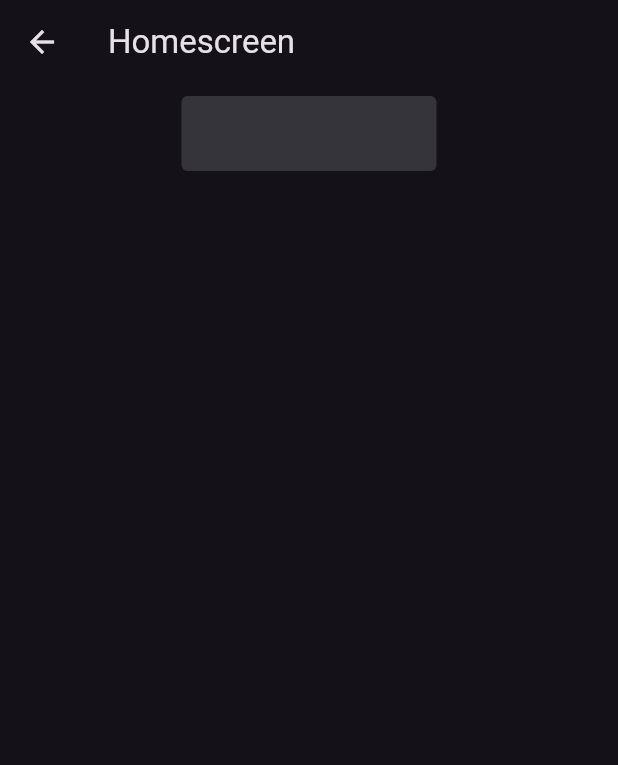
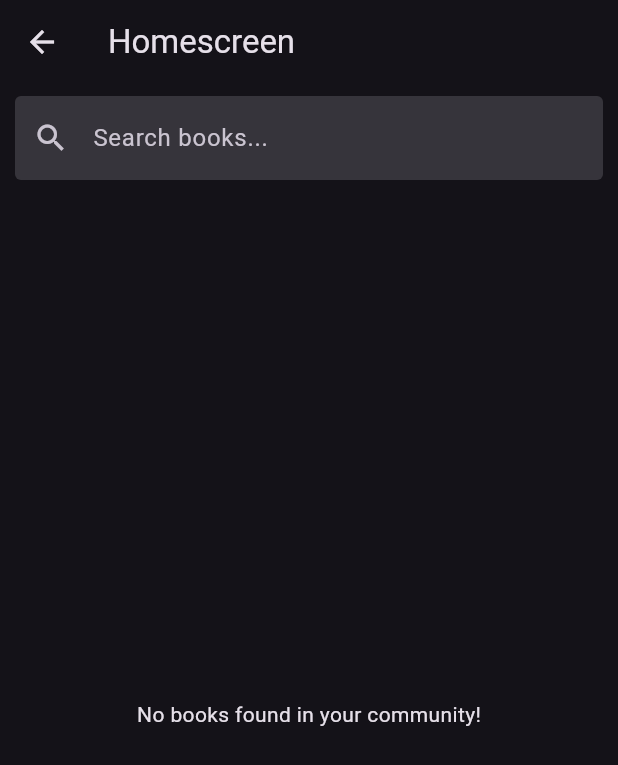
Before and after one commit to VipinayanGit/borrow_booksy, a Flutter app: the Homescreen screen opened directly, on a phone screen of 412 x 824 dp. Shown: the top 765 px of the screen. Run offline on Flutter 3.47's test engine with Material 3 defaults, Android fonts, the phone set to English and light mode, and no system bars; our stand-ins replace cloud_firestore, file_picker, firebase_auth, firebase_core, image_picker, shared_preferences; missing offline and left inert: googleapis; accounts and stored records are empty.

Commit message:
homescreen fixed

```diff
--- a/lib/Screens/homescreen.dart
+++ b/lib/Screens/homescreen.dart
@@ -1,4 +1,6 @@
+import 'package:cloud_firestore/cloud_firestore.dart';
 import 'package:flutter/material.dart';
+import 'package:shared_preferences/shared_preferences.dart';
 
 class Homescreen extends StatefulWidget {
 
@@ -9,31 +11,190 @@ class Homescreen extends StatefulWidget {
 class _HomescreenState extends State<Homescreen> {
 
 @override
+void initState(){
+    super.initState();
+
+    _loaduserData();
+
+  }
+ String? selectedGenre;
+  String?CustomUid;
+  String?Cid;
+  String? UserType;
+  Map<String, dynamic>? userData;
+
+
+
+  Future<void>_loaduserData()async{
+    print("Loading user data from SharedPreferences...");
+    SharedPreferences prefs=await SharedPreferences.getInstance();
+    String? storeduserid=prefs.getString('userId');
+    String? storedcommunityid=prefs.getString('communityId');
+    bool isAdmin=prefs.getBool('isadmin')??false;
+
+    print("Stored User ID: $storeduserid");
+    print("Stored Community ID: $storedcommunityid");
+    print("Is Admin: $isAdmin");
+
+
+    if(storeduserid!=null&&storedcommunityid!=null){
+      setState(() {
+        CustomUid=storeduserid;
+        Cid=storedcommunityid;
+        UserType=isAdmin?'admins':'users';
+
+      });
+      print("Cid updated: $Cid");
+
+
+
+    }
+    else{
+      print("Error: User ID or Community ID is null.");
+    }
+  }
+   Future<List<Map<String, dynamic>>> fetchBooksFromFirestore() async {
+    if (Cid == null) {
+      print("⚠️ Cid is null, returning empty book list.");
+      return []; // Return empty list if community ID is not set
+    }
+
+    List<Map<String, dynamic>> allBooks = [];
+
+    // ✅ Fetch Books from Users Subcollection
+    var usersSnapshot = await FirebaseFirestore.instance
+        .collection("communities")
+        .doc(Cid)
+        .collection("users")
+        .get();
+
+    for (var userDoc in usersSnapshot.docs) {
+      var userData = userDoc.data();
+      print("👤 User Found: ${userDoc.id}, Data: $userData");
+      if (userData.containsKey("books")) {
+        print("📚 Books from ${userDoc.id}: ${userData["books"]}");
+        allBooks.addAll(List<Map<String, dynamic>>.from(userData["books"]));
+      } else {
+        print("⚠️ No books field found for user ${userDoc.id}");
+      }
+    }
+
+    // ✅ Fetch Books from Admins Subcollection
+    var adminsSnapshot = await FirebaseFirestore.instance
+        .collection("communities")
+        .doc(Cid)
+        .collection("admins")
+        .get();
+
+    for (var adminDoc in adminsSnapshot.docs) {
+      var adminData = adminDoc.data();
+      print("👤 Admin Found: ${adminDoc.id}, Data: $adminData");
+
+      if (adminData.containsKey("books")) {
+        print("📚 Books from ${adminDoc.id}: ${adminData["books"]}");
+        allBooks.addAll(List<Map<String, dynamic>>.from(adminData["books"]));
+      } else {
+        print("⚠️ No books field found for admin ${adminDoc.id}");
+      }
+    }
+
+    print("✅ Final Book List: $allBooks");
+    return allBooks;
+  }
+
+
+  @override
 Widget build(BuildContext context) {
   return Scaffold(
-      appBar: AppBar(
-        title: Text("Homescreen"),
+    appBar: AppBar(title: Text("Homescreen")),
+    body: SafeArea(
+      child: Column(
+        children: [
+          // 🔹 Search Bar (Fixed)
+          Padding(
+            padding: EdgeInsets.symmetric(horizontal: 10, vertical: 8),
+            child: TextField(
+              decoration: InputDecoration(
+                prefixIcon: Icon(Icons.search),
+                hintText: "Search books...",
+                filled: true,
+                border: OutlineInputBorder(borderSide: BorderSide.none),
               ),
-      body: SafeArea(
-        child: SingleChildScrollView(
-          child: Padding(
-            padding: EdgeInsets.all(8),
+            ),
+          ),
+
+          // 🔹 Fetch Books (Fixed)
+          Expanded(
+            child: FutureBuilder<List<Map<String, dynamic>>>(
+                future: Cid == null ? Future.value([]) : fetchBooksFromFirestore(),
+                builder: (context, snapshot) {
+                  if (snapshot.connectionState == ConnectionState.waiting) {
+                    return Center(child: CircularProgressIndicator());
+                  }
+                  if (!snapshot.hasData || snapshot.data!.isEmpty) {
+                    return Center(child: Text("No books found in your community!"));
+                  }
+
+                 var allBooks = snapshot.data!;
+               //  print("Final Book List: $allBooks");
+                //GridView Fix: Wrapped with Expanded
+                return GridView.builder(
+                  padding: EdgeInsets.all(7),
+                  gridDelegate: SliverGridDelegateWithFixedCrossAxisCount(
+                    crossAxisCount: 2,
+                    childAspectRatio: 3 / 4,
+                    crossAxisSpacing: 10,
+                    mainAxisSpacing: 10,
+                  ),
+                  itemCount: allBooks.length,
+                  itemBuilder: (context, index) {
+                    var book = allBooks[index];
+                    return GestureDetector(
+                onTap: () {
+                //  _showbookdetails(context, book, index);
+                },
+                child: Container(
+                  decoration: BoxDecoration(
+                    borderRadius: BorderRadius.circular(5),
+                    border: Border.all(color: Colors.white),
+                  ),
+                  child: Center(
                     child: Column(
+                      crossAxisAlignment: CrossAxisAlignment.center,
                       mainAxisAlignment: MainAxisAlignment.center,
                       children: [
                         Container(
-                  width: 170,
-                  height: 50,
-                  child: TextField(
-                    decoration: InputDecoration(filled: true, border: OutlineInputBorder(borderSide: BorderSide.none)),
+                          height: 100,
+                          width: 90,
+                          color: Colors.red, // Placeholder for book image
                         ),
+                        SizedBox(height: 10),
+                        Text(
+                          book["name"] ?? "Unknown Book",
+                          textAlign: TextAlign.center,
+                          style: TextStyle(fontWeight: FontWeight.bold),
                         ),
-                Container(),
+                        Text(
+                        book["authorname"] ?? "Unknown Author",
+                        ),
+                        Text(
+                           book["genre"] ?? "No Genre",
+                          style: TextStyle(fontSize: 12, fontStyle: FontStyle.italic, color: Colors.grey),
+                        ),
                       ],
                     ),
                   ),
                 ),
+              );
+                  },
+                );
+              },
+            ),
+          ),
+        ],
+      ),
     ),
   );
 }
+
 }
--- a/lib/Screens/profilescreen.dart
+++ b/lib/Screens/profilescreen.dart
@@ -721,6 +721,7 @@ Stream<List<Map<String, dynamic>>> getBooksStream() {
                            onPressed: ()async {
                               // Remove book from list
                              await _removeBookFromDB(book, index);
+                             Navigator.pop(context);
                             },
                             child: Text(
                               "Remove",
--- a/lib/main.dart
+++ b/lib/main.dart
@@ -62,7 +62,8 @@ class _MyAppState extends State<MyApp> {
 
      // driveService: widget.driveService,
       theme: ThemeData.dark(),
-      home: widget.startPage,
+      home:widget.startPage ,
+      //
     );
   }
 }
```
Also changed, not shown: 4 other files. Lines whose indentation alone changed are shown as unchanged.
